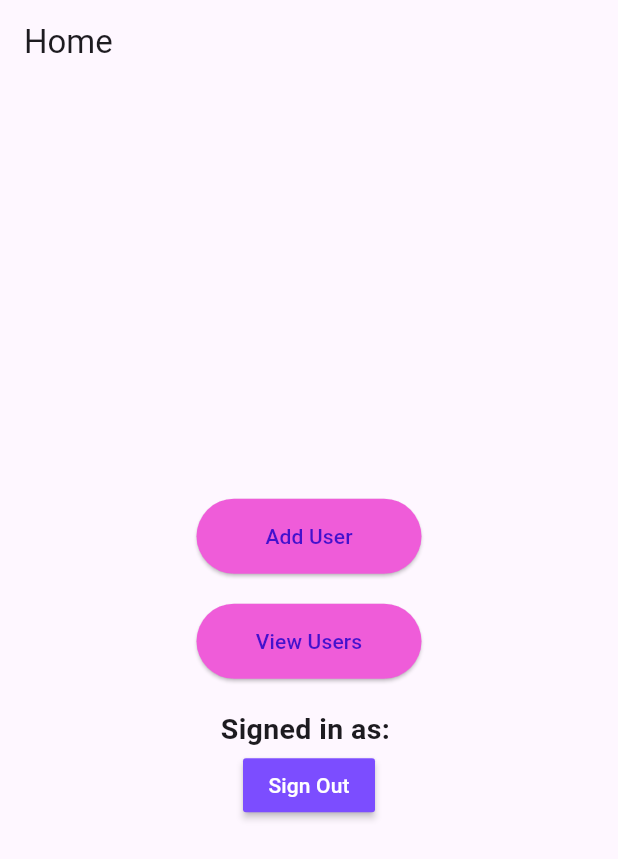
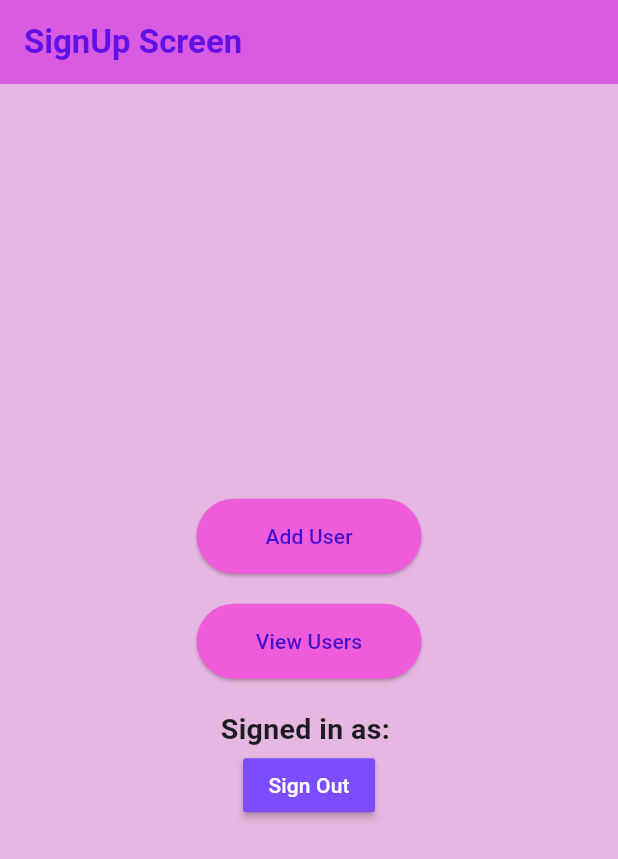
Before and after one commit to mohsinbehzad/Flutter-Firebase-Projects, a Flutter app: the screen it shows once a user with an empty profile is signed in, on a phone screen of 412 x 824 dp. Shown: the top 859 px of the screen. Run offline on Flutter 3.47's test engine with Material 3 defaults, Android fonts, the phone set to English and light mode, and no system bars; our stand-ins replace firebase_auth, firebase_core, firebase_database; accounts and stored records are empty.

Commit message:
ui updated

```diff
--- a/auth/lib/Screens/home_screen.dart
+++ b/auth/lib/Screens/home_screen.dart
@@ -16,7 +16,17 @@ class _HomeScreenState extends State<HomeScreen> {
   @override
   Widget build(BuildContext context) {
     return Scaffold(
-      appBar: AppBar(title: const Text("Home")),
+      backgroundColor: Color.fromARGB(255, 230, 183, 225),
+      appBar: AppBar(
+        title: Text(
+          'SignUp Screen',
+          style: TextStyle(
+            color: const Color.fromARGB(255, 96, 18, 230),
+            fontWeight: FontWeight.bold,
+          ),
+        ),
+        backgroundColor: const Color.fromARGB(171, 209, 46, 227),
+      ),
       body: Center(
         child: Column(
           mainAxisAlignment: MainAxisAlignment.center,
@@ -35,9 +45,7 @@ class _HomeScreenState extends State<HomeScreen> {
                 foregroundColor: WidgetStateProperty.all(
                   const Color.fromARGB(255, 67, 17, 205),
                 ),
-                minimumSize: WidgetStateProperty.all(
-                  Size(150, 50), // width & height
-                ),
+                minimumSize: WidgetStateProperty.all(Size(150, 50)),
               ),
               child: Text('Add User'),
             ),
@@ -56,9 +64,7 @@ class _HomeScreenState extends State<HomeScreen> {
                 foregroundColor: WidgetStateProperty.all(
                   const Color.fromARGB(255, 67, 17, 205),
                 ),
-                minimumSize: WidgetStateProperty.all(
-                  Size(150, 50), // width & height
-                ),
+                minimumSize: WidgetStateProperty.all(Size(150, 50)),
               ),
               child: Text("View Users"),
             ),
```
